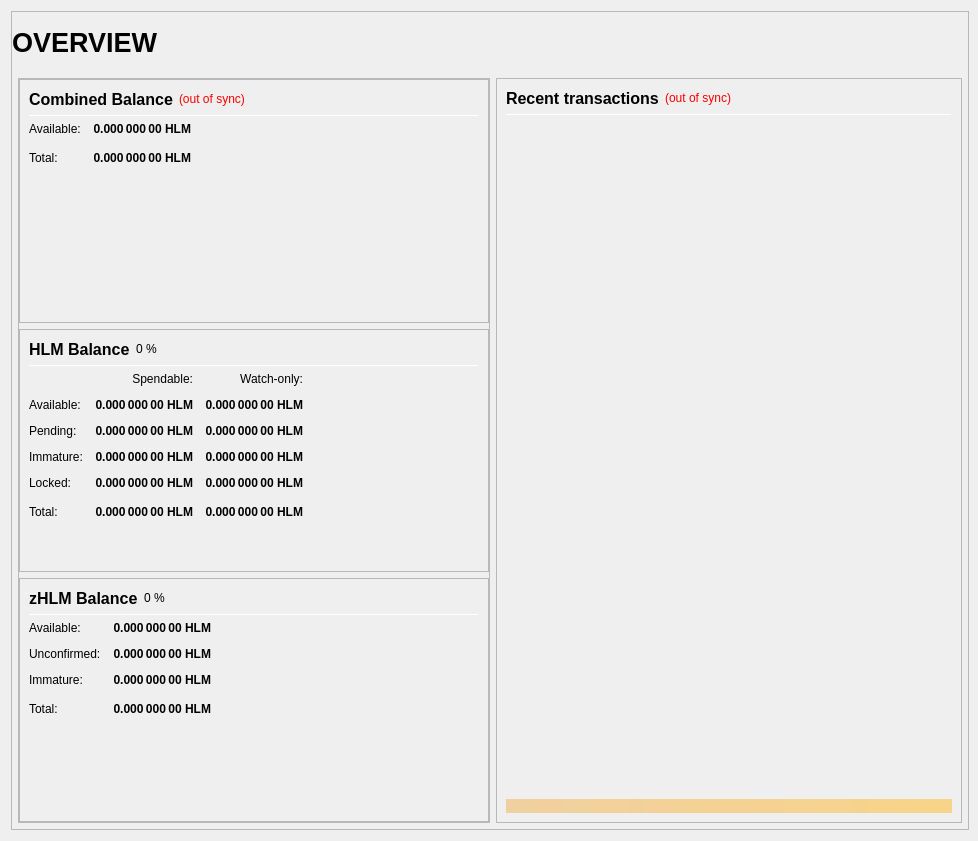
The window that src/qt/forms/overviewpage.ui (faetos/binkdogcoin) describes before a commit, drawn with Qt 5.
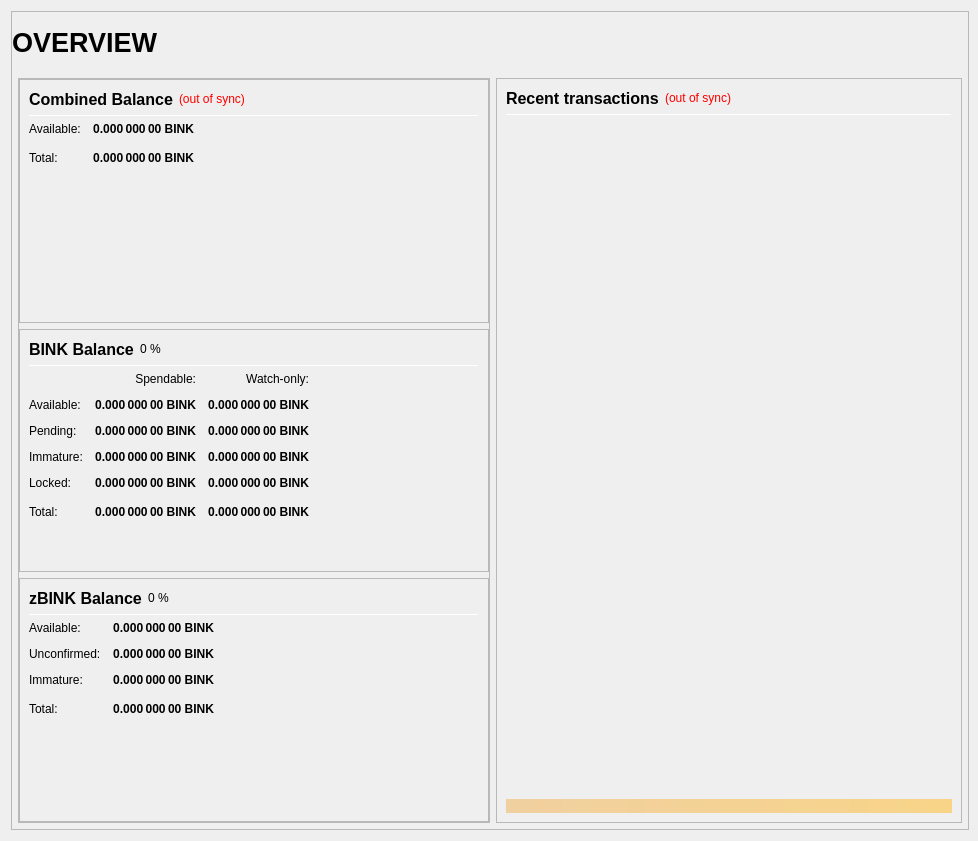
The same window after the commit.

What changed in the file:
```diff
--- a/src/qt/forms/overviewpage.ui
+++ b/src/qt/forms/overviewpage.ui
@@ -333,7 +333,7 @@
                           <string>Your current spendable balance</string>
                          </property>
                          <property name="text">
-                          <string notr="true">0.000 000 00 HLM</string>
+                          <string notr="true">0.000 000 00 BINK</string>
                          </property>
                          <property name="alignment">
                           <set>Qt::AlignRight|Qt::AlignTrailing|Qt::AlignVCenter</set>
@@ -365,7 +365,7 @@
                           <string>Total Balance, including all unavailable coins.</string>
                          </property>
                          <property name="text">
-                          <string notr="true">0.000 000 00 HLM</string>
+                          <string notr="true">0.000 000 00 BINK</string>
                          </property>
                          <property name="alignment">
                           <set>Qt::AlignRight|Qt::AlignTrailing|Qt::AlignVCenter</set>
@@ -433,7 +433,7 @@
                           </font>
                          </property>
                          <property name="text">
-                          <string>HLM Balance</string>
+                          <string>BINK Balance</string>
                          </property>
                         </widget>
                        </item>
@@ -525,7 +525,7 @@
                           <string>Your current spendable balance</string>
                          </property>
                          <property name="text">
-                          <string notr="true">0.000 000 00 HLM</string>
+                          <string notr="true">0.000 000 00 BINK</string>
                          </property>
                          <property name="alignment">
                           <set>Qt::AlignRight|Qt::AlignTrailing|Qt::AlignVCenter</set>
@@ -550,7 +550,7 @@
                           <string>Your current balance in watch-only addresses</string>
                          </property>
                          <property name="text">
-                          <string notr="true">0.000 000 00 HLM</string>
+                          <string notr="true">0.000 000 00 BINK</string>
                          </property>
                          <property name="alignment">
                           <set>Qt::AlignRight|Qt::AlignTrailing|Qt::AlignVCenter</set>
@@ -582,7 +582,7 @@
                           <string>Total of transactions that have yet to be confirmed, and do not yet count toward the spendable balance</string>
                          </property>
                          <property name="text">
-                          <string notr="true">0.000 000 00 HLM</string>
+                          <string notr="true">0.000 000 00 BINK</string>
                          </property>
                          <property name="alignment">
                           <set>Qt::AlignRight|Qt::AlignTrailing|Qt::AlignVCenter</set>
@@ -607,7 +607,7 @@
                           <string>Unconfirmed transactions to watch-only addresses</string>
                          </property>
                          <property name="text">
-                          <string notr="true">0.000 000 00 HLM</string>
+                          <string notr="true">0.000 000 00 BINK</string>
                          </property>
                          <property name="alignment">
                           <set>Qt::AlignRight|Qt::AlignTrailing|Qt::AlignVCenter</set>
@@ -639,7 +639,7 @@
                           <string>Staked or masternode rewards that has not yet matured</string>
                          </property>
                          <property name="text">
-                          <string notr="true">0.000 000 00 HLM</string>
+                          <string notr="true">0.000 000 00 BINK</string>
                          </property>
                          <property name="alignment">
                           <set>Qt::AlignRight|Qt::AlignTrailing|Qt::AlignVCenter</set>
@@ -664,7 +664,7 @@
                           <string>Staked or masternode rewards in watch-only addresses that has not yet matured</string>
                          </property>
                          <property name="text">
-                          <string notr="true">0.000 000 00 HLM</string>
+                          <string notr="true">0.000 000 00 BINK</string>
                          </property>
                          <property name="alignment">
                           <set>Qt::AlignRight|Qt::AlignTrailing|Qt::AlignVCenter</set>
@@ -699,7 +699,7 @@
                           <string>Locked HLM or Masternode collaterals. These are excluded from zHLM minting.</string>
                          </property>
                          <property name="text">
-                          <string notr="true">0.000 000 00 HLM</string>
+                          <string notr="true">0.000 000 00 BINK</string>
                          </property>
                          <property name="alignment">
                           <set>Qt::AlignRight|Qt::AlignTrailing|Qt::AlignVCenter</set>
@@ -724,7 +724,7 @@
                           <string>Current locked balance in watch-only addresses</string>
                          </property>
                          <property name="text">
-                          <string notr="true">0.000 000 00 HLM</string>
+                          <string notr="true">0.000 000 00 BINK</string>
                          </property>
                          <property name="alignment">
                           <set>Qt::AlignRight|Qt::AlignTrailing|Qt::AlignVCenter</set>
@@ -759,7 +759,7 @@
                           <string>Your current balance, unconfirmed and immature transactions included</string>
                          </property>
                          <property name="text">
-                          <string notr="true">0.000 000 00 HLM</string>
+                          <string notr="true">0.000 000 00 BINK</string>
                          </property>
                          <property name="alignment">
                           <set>Qt::AlignRight|Qt::AlignTrailing|Qt::AlignVCenter</set>
@@ -784,7 +784,7 @@
                           <string>Current total balance in watch-only addresses</string>
                          </property>
                          <property name="text">
-                          <string notr="true">0.000 000 00 HLM</string>
+                          <string notr="true">0.000 000 00 BINK</string>
                          </property>
                          <property name="alignment">
                           <set>Qt::AlignRight|Qt::AlignTrailing|Qt::AlignVCenter</set>
@@ -852,7 +852,7 @@
                           </font>
                          </property>
                          <property name="text">
-                          <string>zHLM Balance</string>
+                          <string>zBINK Balance</string>
                          </property>
                         </widget>
                        </item>
@@ -926,7 +926,7 @@
 These zHLM are spendable.</string>
                          </property>
                          <property name="text">
-                          <string notr="true">0.000 000 00 HLM</string>
+                          <string notr="true">0.000 000 00 BINK</string>
                          </property>
                          <property name="alignment">
                           <set>Qt::AlignRight|Qt::AlignTrailing|Qt::AlignVCenter</set>
@@ -957,7 +957,7 @@
 Immature: confirmed, but less than 1 mint of the same denomination after it was minted</string>
                          </property>
                          <property name="text">
-                          <string notr="true">0.000 000 00 HLM</string>
+                          <string notr="true">0.000 000 00 BINK</string>
                          </property>
                          <property name="alignment">
                           <set>Qt::AlignRight|Qt::AlignTrailing|Qt::AlignVCenter</set>
@@ -988,7 +988,7 @@
 Immature: confirmed, but less than 1 mint of the same denomination after it was minted</string>
                          </property>
                          <property name="text">
-                          <string notr="true">0.000 000 00 HLM</string>
+                          <string notr="true">0.000 000 00 BINK</string>
                          </property>
                          <property name="alignment">
                           <set>Qt::AlignRight|Qt::AlignTrailing|Qt::AlignVCenter</set>
@@ -1020,7 +1020,7 @@
                           <string>Your current zHLM balance, unconfirmed and immature zHLM included.</string>
                          </property>
                          <property name="text">
-                          <string notr="true">0.000 000 00 HLM</string>
+                          <string notr="true">0.000 000 00 BINK</string>
                          </property>
                          <property name="alignment">
                           <set>Qt::AlignRight|Qt::AlignTrailing|Qt::AlignVCenter</set>
```
Left out of the diff: 12 changed lines with no effect on the pictures.
